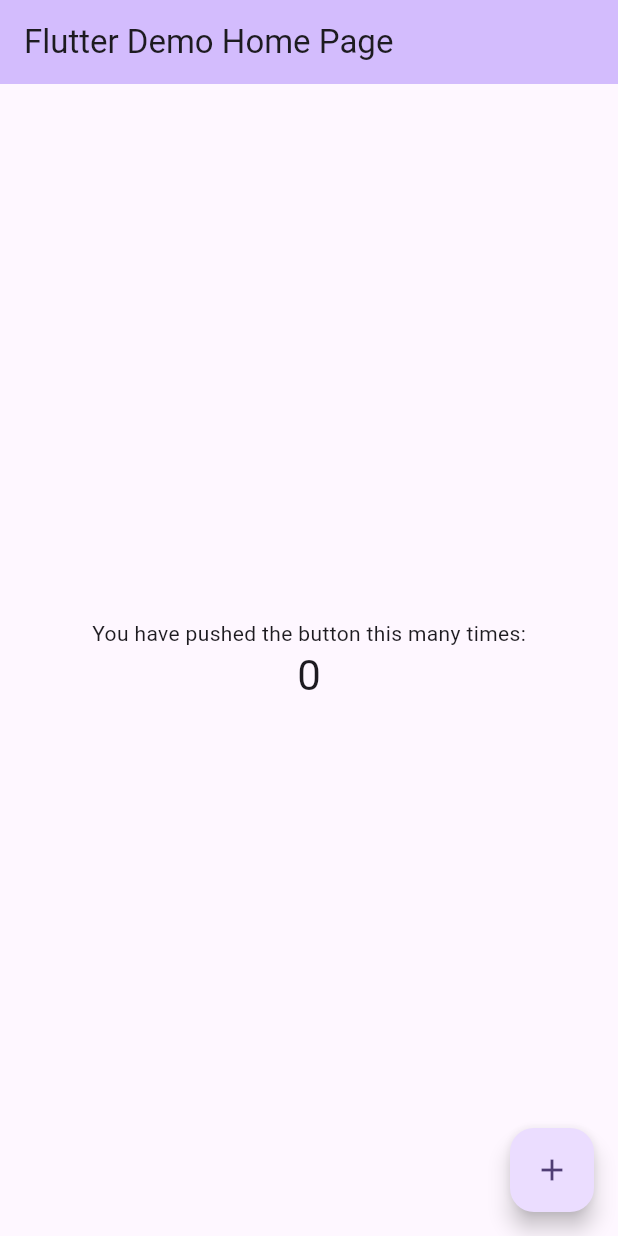
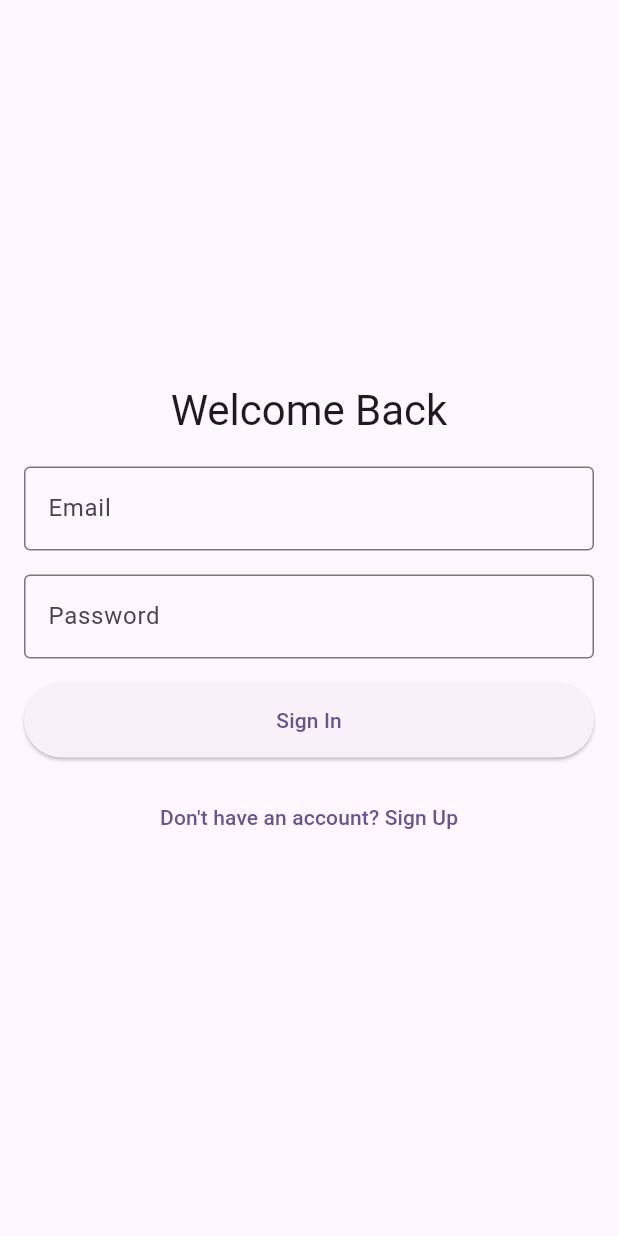
Before and after one commit to OvidiuTo/HealthPal, a Flutter app: the screen it shows after launch, on a phone screen of 412 x 824 dp. Run offline on Flutter 3.47's test engine with Material 3 defaults, Android fonts, the phone set to English and light mode, and no system bars; our stand-ins replace equatable, firebase_auth, firebase_core, flutter_bloc; accounts and stored records are empty.

Commit message:
added auth sign up & in + UI

```diff
--- /dev/null
+++ b/lib/blocs/auth/auth_bloc.dart
@@ -0,0 +1,141 @@
+import 'dart:async';
+
+import 'package:flutter_bloc/flutter_bloc.dart';
+import 'package:firebase_auth/firebase_auth.dart';
+import 'package:equatable/equatable.dart';
+
+// Events
+abstract class AuthEvent extends Equatable {
+  const AuthEvent();
+
+  @override
+  List<Object?> get props => [];
+}
+
+class SignInRequested extends AuthEvent {
+  final String email;
+  final String password;
+
+  const SignInRequested(this.email, this.password);
+
+  @override
+  List<Object?> get props => [email, password];
+}
+
+class SignUpRequested extends AuthEvent {
+  final String email;
+  final String password;
+
+  const SignUpRequested(this.email, this.password);
+
+  @override
+  List<Object?> get props => [email, password];
+}
+
+class SignOutRequested extends AuthEvent {}
+
+class AuthStateChanged extends AuthEvent {
+  final User? user;
+
+  const AuthStateChanged(this.user);
+
+  @override
+  List<Object?> get props => [user];
+}
+
+// States
+abstract class AuthState extends Equatable {
+  const AuthState();
+
+  @override
+  List<Object?> get props => [];
+}
+
+class AuthInitial extends AuthState {}
+
+class AuthLoading extends AuthState {}
+
+class Authenticated extends AuthState {
+  final User user;
+
+  const Authenticated(this.user);
+
+  @override
+  List<Object?> get props => [user];
+}
+
+class UnAuthenticated extends AuthState {}
+
+class AuthError extends AuthState {
+  final String error;
+
+  const AuthError(this.error);
+
+  @override
+  List<Object?> get props => [error];
+}
+
+// Bloc
+class AuthBloc extends Bloc<AuthEvent, AuthState> {
+  final FirebaseAuth _auth = FirebaseAuth.instance;
+  late final StreamSubscription<User?> _authStateSubscription;
+
+  AuthBloc() : super(AuthInitial()) {
+    // Listen to auth state changes
+    _authStateSubscription = _auth.authStateChanges().listen((user) {
+      add(AuthStateChanged(user));
+    });
+
+    // Handle auth state changes
+    on<AuthStateChanged>((event, emit) {
+      if (event.user != null) {
+        emit(Authenticated(event.user!));
+      } else {
+        emit(UnAuthenticated());
+      }
+    });
+
+    // When User Signs In
+    on<SignInRequested>((event, emit) async {
+      emit(AuthLoading());
+      try {
+        final userCredential = await _auth.signInWithEmailAndPassword(
+          email: event.email,
+          password: event.password,
+        );
+        emit(Authenticated(userCredential.user!));
+      } on FirebaseAuthException catch (e) {
+        emit(AuthError(e.message ?? 'An error occurred'));
+        emit(UnAuthenticated());
+      }
+    });
+
+    // When User Signs Up
+    on<SignUpRequested>((event, emit) async {
+      emit(AuthLoading());
+      try {
+        final userCredential = await _auth.createUserWithEmailAndPassword(
+          email: event.email,
+          password: event.password,
+        );
+        emit(Authenticated(userCredential.user!));
+      } on FirebaseAuthException catch (e) {
+        emit(AuthError(e.message ?? 'An error occurred'));
+        emit(UnAuthenticated());
+      }
+    });
+
+    // When User Signs Out
+    on<SignOutRequested>((event, emit) async {
+      emit(AuthLoading());
+      await _auth.signOut();
+      emit(UnAuthenticated());
+    });
+  }
+
+  @override
+  Future<void> close() {
+    _authStateSubscription.cancel();
+    return super.close();
+  }
+}
--- /dev/null
+++ b/lib/blocs/auth/auth_event.dart
@@ -0,0 +1,17 @@
+abstract class AuthEvent {}
+
+class SignInRequested extends AuthEvent {
+  final String email;
+  final String password;
+
+  SignInRequested(this.email, this.password);
+}
+
+class SignUpRequested extends AuthEvent {
+  final String email;
+  final String password;
+
+  SignUpRequested(this.email, this.password);
+}
+
+class SignOutRequested extends AuthEvent {}
--- /dev/null
+++ b/lib/blocs/auth/auth_state.dart
@@ -0,0 +1,17 @@
+abstract class AuthState {}
+
+class AuthInitial extends AuthState {}
+
+class AuthLoading extends AuthState {}
+
+class Authenticated extends AuthState {
+  final String uid;
+  Authenticated(this.uid);
+}
+
+class UnAuthenticated extends AuthState {}
+
+class AuthError extends AuthState {
+  final String error;
+  AuthError(this.error);
+}
--- a/lib/main.dart
+++ b/lib/main.dart
@@ -1,8 +1,13 @@
 import 'package:flutter/material.dart';
+import 'package:firebase_core/firebase_core.dart';
+import 'package:flutter_bloc/flutter_bloc.dart';
+import 'package:track_health/blocs/auth/auth_bloc.dart';
 import 'package:track_health/firebase_options.dart';
-import 'package:firebase_core/firebase_core.dart';
+import 'package:track_health/pages/auth_page.dart';
+import 'package:track_health/pages/home_page.dart';
 
 void main() async {
+  WidgetsFlutterBinding.ensureInitialized();
   await Firebase.initializeApp(
     options: DefaultFirebaseOptions.currentPlatform,
   );
@@ -12,119 +17,42 @@ void main() async {
 class MyApp extends StatelessWidget {
   const MyApp({super.key});
 
-  // This widget is the root of your application.
   @override
   Widget build(BuildContext context) {
-    return MaterialApp(
-      title: 'Flutter Demo',
-      theme: ThemeData(
-        // This is the theme of your application.
-        //
-        // TRY THIS: Try running your application with "flutter run". You'll see
-        // the application has a purple toolbar. Then, without quitting the app,
-        // try changing the seedColor in the colorScheme below to Colors.green
-        // and then invoke "hot reload" (save your changes or press the "hot
-        // reload" button in a Flutter-supported IDE, or press "r" if you used
-        // the command line to start the app).
-        //
-        // Notice that the counter didn't reset back to zero; the application
-        // state is not lost during the reload. To reset the state, use hot
-        // restart instead.
-        //
-        // This works for code too, not just values: Most code changes can be
-        // tested with just a hot reload.
-        colorScheme: ColorScheme.fromSeed(seedColor: Colors.deepPurple),
-        useMaterial3: true,
+    return BlocProvider(
+      create: (context) => AuthBloc(),
+      child: MaterialApp(
+        title: 'Health Tracker',
+        theme: ThemeData(
+          colorScheme: ColorScheme.fromSeed(seedColor: Colors.deepPurple),
+          useMaterial3: true,
+        ),
+        home: BlocConsumer<AuthBloc, AuthState>(
+          listener: (context, state) {
+            if (state is AuthError) {
+              ScaffoldMessenger.of(context).showSnackBar(
+                SnackBar(
+                  content: Text(state.error),
+                  backgroundColor: Colors.red,
+                ),
+              );
+            }
+          },
+          builder: (context, state) {
+            if (state is AuthLoading) {
+              return const Scaffold(
+                body: Center(
+                  child: CircularProgressIndicator(),
+                ),
+              );
+            }
+            if (state is Authenticated) {
+              return const HomePage();
+            }
+            return const AuthPage();
+          },
+        ),
       ),
-      home: const MyHomePage(title: 'Flutter Demo Home Page'),
     );
   }
 }
-
-class MyHomePage extends StatefulWidget {
-  const MyHomePage({super.key, required this.title});
-
-  // This widget is the home page of your application. It is stateful, meaning
-  // that it has a State object (defined below) that contains fields that affect
-  // how it looks.
-
-  // This class is the configuration for the state. It holds the values (in this
-  // case the title) provided by the parent (in this case the App widget) and
-  // used by the build method of the State. Fields in a Widget subclass are
-  // always marked "final".
-
-  final String title;
-
-  @override
-  State<MyHomePage> createState() => _MyHomePageState();
-}
-
-class _MyHomePageState extends State<MyHomePage> {
-  int _counter = 0;
-
-  void _incrementCounter() {
-    setState(() {
-      // This call to setState tells the Flutter framework that something has
-      // changed in this State, which causes it to rerun the build method below
-      // so that the display can reflect the updated values. If we changed
-      // _counter without calling setState(), then the build method would not be
-      // called again, and so nothing would appear to happen.
-      _counter++;
-    });
-  }
-
-  @override
-  Widget build(BuildContext context) {
-    // This method is rerun every time setState is called, for instance as done
-    // by the _incrementCounter method above.
-    //
-    // The Flutter framework has been optimized to make rerunning build methods
-    // fast, so that you can just rebuild anything that needs updating rather
-    // than having to individually change instances of widgets.
-    return Scaffold(
-      appBar: AppBar(
-        // TRY THIS: Try changing the color here to a specific color (to
-        // Colors.amber, perhaps?) and trigger a hot reload to see the AppBar
-        // change color while the other colors stay the same.
-        backgroundColor: Theme.of(context).colorScheme.inversePrimary,
-        // Here we take the value from the MyHomePage object that was created by
-        // the App.build method, and use it to set our appbar title.
-        title: Text(widget.title),
-      ),
-      body: Center(
-        // Center is a layout widget. It takes a single child and positions it
-        // in the middle of the parent.
-        child: Column(
-          // Column is also a layout widget. It takes a list of children and
-          // arranges them vertically. By default, it sizes itself to fit its
-          // children horizontally, and tries to be as tall as its parent.
-          //
-          // Column has various properties to control how it sizes itself and
-          // how it positions its children. Here we use mainAxisAlignment to
-          // center the children vertically; the main axis here is the vertical
-          // axis because Columns are vertical (the cross axis would be
-          // horizontal).
-          //
-          // TRY THIS: Invoke "debug painting" (choose the "Toggle Debug Paint"
-          // action in the IDE, or press "p" in the console), to see the
-          // wireframe for each widget.
-          mainAxisAlignment: MainAxisAlignment.center,
-          children: <Widget>[
-            const Text(
-              'You have pushed the button this many times:',
-            ),
-            Text(
-              '$_counter',
-              style: Theme.of(context).textTheme.headlineMedium,
-            ),
-          ],
-        ),
-      ),
-      floatingActionButton: FloatingActionButton(
-        onPressed: _incrementCounter,
-        tooltip: 'Increment',
-        child: const Icon(Icons.add),
-      ), // This trailing comma makes auto-formatting nicer for build methods.
-    );
-  }
-}
--- /dev/null
+++ b/lib/pages/auth_page.dart
@@ -0,0 +1,165 @@
+import 'package:flutter/material.dart';
+import 'package:flutter_bloc/flutter_bloc.dart';
+import 'package:track_health/blocs/auth/auth_bloc.dart';
+
+class AuthPage extends StatefulWidget {
+  const AuthPage({super.key});
+
+  @override
+  State<AuthPage> createState() => _AuthPageState();
+}
+
+class _AuthPageState extends State<AuthPage> {
+  bool isLogin = true;
+  final _formKey = GlobalKey<FormState>();
+  final _emailController = TextEditingController();
+  final _passwordController = TextEditingController();
+  final _confirmPasswordController = TextEditingController();
+
+  void _submitForm() {
+    if (_formKey.currentState!.validate()) {
+      if (isLogin) {
+        context.read<AuthBloc>().add(
+              SignInRequested(
+                _emailController.text.trim(),
+                _passwordController.text.trim(),
+              ),
+            );
+      } else {
+        if (_passwordController.text != _confirmPasswordController.text) {
+          ScaffoldMessenger.of(context).showSnackBar(
+            const SnackBar(
+              content: Text('Passwords do not match'),
+              backgroundColor: Colors.red,
+            ),
+          );
+          return;
+        }
+        context.read<AuthBloc>().add(
+              SignUpRequested(
+                _emailController.text.trim(),
+                _passwordController.text.trim(),
+              ),
+            );
+      }
+    }
+  }
+
+  @override
+  void dispose() {
+    _emailController.dispose();
+    _passwordController.dispose();
+    _confirmPasswordController.dispose();
+    super.dispose();
+  }
+
+  @override
+  Widget build(BuildContext context) {
+    return Scaffold(
+      body: Center(
+        child: SingleChildScrollView(
+          padding: const EdgeInsets.all(16),
+          child: Form(
+            key: _formKey,
+            child: Column(
+              mainAxisAlignment: MainAxisAlignment.center,
+              children: [
+                Text(
+                  isLogin ? 'Welcome Back' : 'Create Account',
+                  style: Theme.of(context).textTheme.headlineMedium,
+                ),
+                const SizedBox(height: 20),
+                TextFormField(
+                  controller: _emailController,
+                  decoration: const InputDecoration(
+                    labelText: 'Email',
+                    border: OutlineInputBorder(),
+                  ),
+                  keyboardType: TextInputType.emailAddress,
+                  validator: (value) {
+                    if (value == null || value.isEmpty) {
+                      return 'Please enter your email';
+                    }
+                    if (!value.contains('@')) {
+                      return 'Please enter a valid email';
+                    }
+                    return null;
+                  },
+                ),
+                const SizedBox(height: 16),
+                TextFormField(
+                  controller: _passwordController,
+                  decoration: const InputDecoration(
+                    labelText: 'Password',
+                    border: OutlineInputBorder(),
+                  ),
+                  obscureText: true,
+                  validator: (value) {
+                    if (value == null || value.isEmpty) {
+                      return 'Please enter your password';
+                    }
+                    if (value.length < 6) {
+                      return 'Password must be at least 6 characters';
+                    }
+                    return null;
+                  },
+                ),
+                const SizedBox(height: 16),
+                if (!isLogin) ...[
+                  TextFormField(
+                    controller: _confirmPasswordController,
+                    decoration: const InputDecoration(
+                      labelText: 'Confirm Password',
+                      border: OutlineInputBorder(),
+                    ),
+                    obscureText: true,
+                    validator: (value) {
+                      if (value == null || value.isEmpty) {
+                        return 'Please confirm your password';
+                      }
+                      if (value != _passwordController.text) {
+                        return 'Passwords do not match';
+                      }
+                      return null;
+                    },
+                  ),
+                  const SizedBox(height: 16),
+                ],
+                BlocBuilder<AuthBloc, AuthState>(
+                  builder: (context, state) {
+                    if (state is AuthLoading) {
+                      return const CircularProgressIndicator();
+                    }
+                    return ElevatedButton(
+                      onPressed: _submitForm,
+                      style: ElevatedButton.styleFrom(
+                        minimumSize: const Size.fromHeight(50),
+                      ),
+                      child: Text(isLogin ? 'Sign In' : 'Sign Up'),
+                    );
+                  },
+                ),
+                const SizedBox(height: 16),
+                TextButton(
+                  onPressed: () {
+                    setState(() {
+                      isLogin = !isLogin;
+                      _formKey.currentState?.reset();
+                      _passwordController.clear();
+                      _confirmPasswordController.clear();
+                    });
+                  },
+                  child: Text(
+                    isLogin
+                        ? 'Don\'t have an account? Sign Up'
+                        : 'Already have an account? Sign In',
+                  ),
+                ),
+              ],
+            ),
+          ),
+        ),
+      ),
+    );
+  }
+}
```
Also changed, not shown: lib/pages/home_page.dart (added, +60 -0 lines), pubspec.yaml (+6 -4 lines), pubspec.lock, 4 other files.
